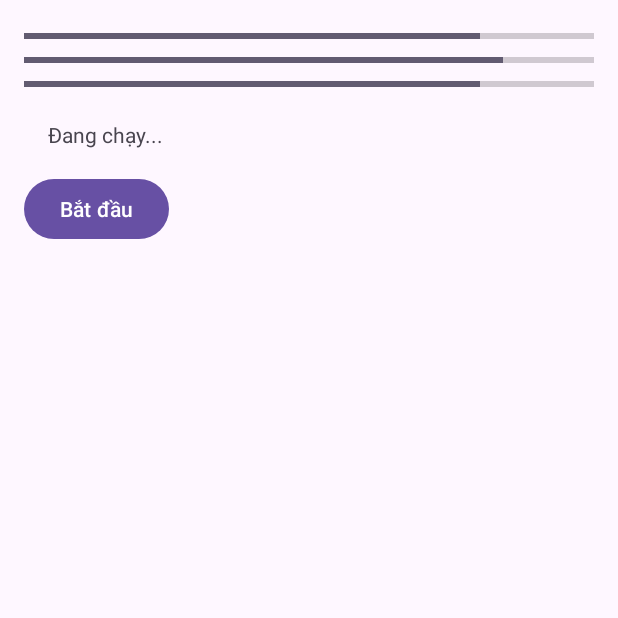
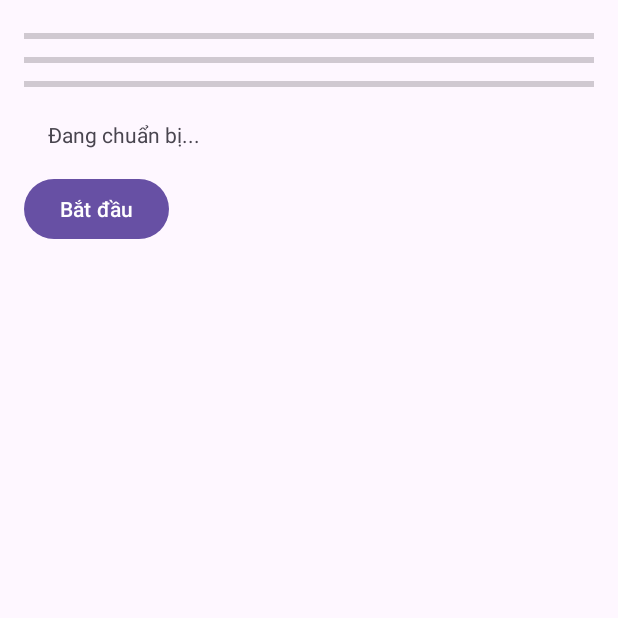
Before and after one commit to PanpaKawaii/MiniProject, an Android app: the RacingActivity screen opened directly, with no data from a screen before it, after a tap on "Bắt đầu", on a phone screen of 412 x 824 dp, the top half of it. Run offline under Robolectric (Android 15) with nearby library versions, the phone set to English and light mode, and no system bars.

Commit message:
add sound in race

```diff
--- a/app/src/main/java/com/example/miniproject/RacingActivity.java
+++ b/app/src/main/java/com/example/miniproject/RacingActivity.java
@@ -25,11 +25,27 @@ public class RacingActivity extends AppCompatActivity {
         pb1.setProgress(0);
         pb2.setProgress(0);
         pb3.setProgress(0);
-        tvResult.setText("Đang chạy...");
-        isRunning = true;
+        tvResult.setText("Đang chuẩn bị...");
+        isRunning = false; // chưa cho chạy ngay
 
-        handler.postDelayed(updateRunnable, delayInterval);
+        // 1. Dừng nhạc nền chờ
+        MusicManager.stopBackground();
+
+        // 2. Phát sound effect "Ready"
+        MusicManager.playEffect(this, R.raw.readytorace);
+
+        // 3. Delay 2 giây rồi mới bắt đầu nhạc race + chạy thanh progress
+        handler.postDelayed(() -> {
+            // 3.1 Phát nhạc nền cuộc đua
+            MusicManager.playBackground(this, R.raw.backgoundrace);
+
+            // 3.2 Bắt đầu chạy
+            isRunning = true;
+            handler.postDelayed(updateRunnable, delayInterval);
+            tvResult.setText("Đang chạy...");
+        }, 5000); // delay 2000ms = 2 giây (có thể chỉnh)
     }
+
 
     private Runnable updateRunnable = new Runnable() {
         @Override
@@ -62,6 +78,9 @@ public class RacingActivity extends AppCompatActivity {
     @Override
     protected void onCreate(Bundle savedInstanceState) {
         super.onCreate(savedInstanceState);
+
+        MusicManager.playBackground(this, R.raw.backgoundwait);
+
         setContentView(R.layout.activity_racing);
 
         pb1 = findViewById(R.id.progressBar1);
--- a/app/src/main/java/com/example/miniproject/SignInActivity.java
+++ b/app/src/main/java/com/example/miniproject/SignInActivity.java
@@ -74,6 +74,9 @@ public class SignInActivity extends AppCompatActivity implements View.OnClickLis
             return;
         }
 
+        // Play success sound
+        MusicManager.playEffect(this, R.raw.login);
+
         // Start MainActivity
         Intent intent = new Intent(this, RacingActivity.class);
         startActivity(intent);
--- a/app/src/main/java/com/example/miniproject/SignUpActivity.java
+++ b/app/src/main/java/com/example/miniproject/SignUpActivity.java
@@ -73,9 +73,11 @@ public class SignUpActivity extends AppCompatActivity implements View.OnClickLis
     private void signUp() {
         // Invalid
         if (!checkInput()) {
+            MusicManager.playEffect(this, R.raw.errorlogin);
             return;
         }
 
+        MusicManager.playEffect(this, R.raw.login);
         // Registration successful - you can add your logic here
         Toast.makeText(this, "Registration successful!", Toast.LENGTH_SHORT).show();
 
```
